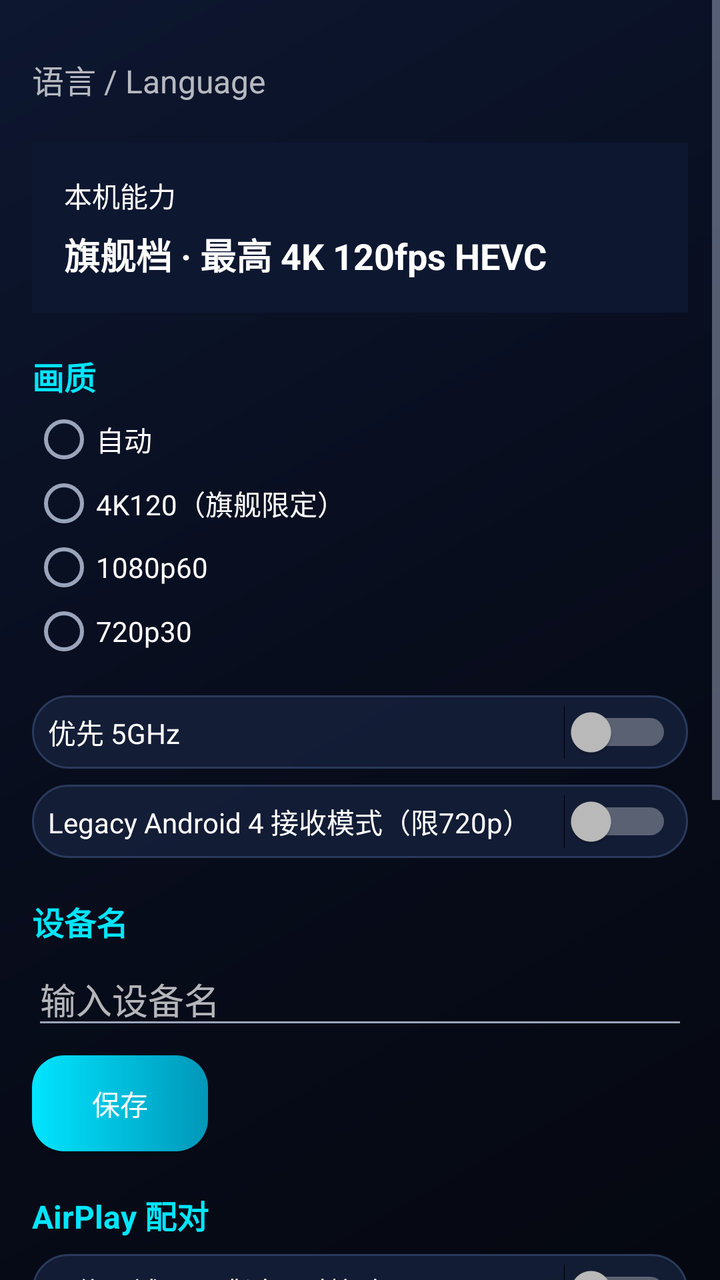
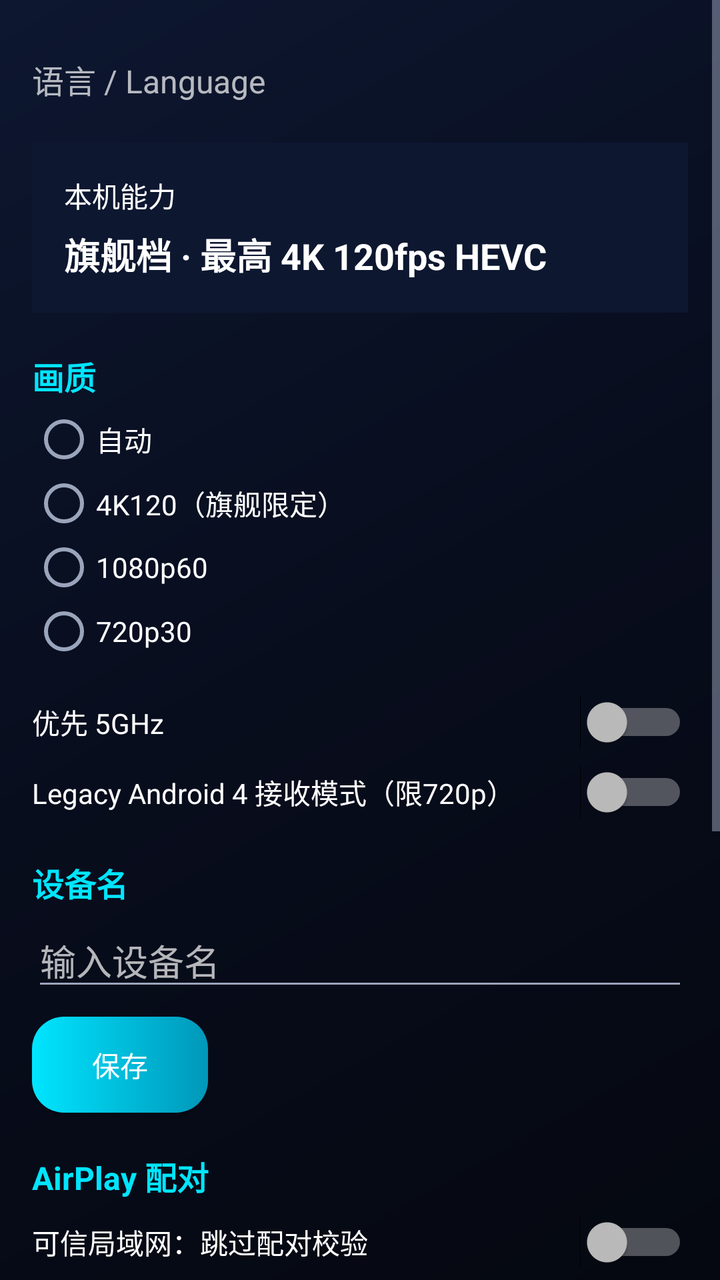

Two renders of the same Android screen: before a commit and after it. Below are the layout's source before the change and the commit's diff.
<!-- AndroidManifest.xml: application theme Theme.CastLink -->
<!-- res/layout/activity_settings.xml -->
<?xml version="1.0" encoding="utf-8"?>
<ScrollView xmlns:android="http://schemas.android.com/apk/res/android"
    android:layout_width="match_parent"
    android:layout_height="match_parent"
    android:background="@drawable/bg_nebula">

    <LinearLayout
        android:layout_width="match_parent"
        android:layout_height="wrap_content"
        android:orientation="vertical"
        android:padding="16dp">

        
        <LinearLayout
            android:id="@+id/row_language"
            android:layout_width="match_parent"
            android:layout_height="wrap_content"
            android:clickable="true"
            android:focusable="true"
            android:gravity="center_vertical"
            android:orientation="horizontal"
            android:paddingTop="12dp"
            android:paddingBottom="12dp">

            <TextView
                android:layout_width="0dp"
                android:layout_height="wrap_content"
                android:layout_weight="1"
                android:text="@string/setting_language_title"
                android:textSize="16sp" />

            <TextView
                android:id="@+id/tv_lang_summary"
                android:layout_width="wrap_content"
                android:layout_height="wrap_content"
                android:textColor="@color/text_secondary"
                android:textSize="14sp" />
        </LinearLayout>

        
        <LinearLayout
            android:layout_width="match_parent"
            android:layout_height="wrap_content"
            android:layout_marginTop="8dp"
            android:background="@color/deep_blue"
            android:orientation="vertical"
            android:padding="16dp">

            <TextView
                android:layout_width="wrap_content"
                android:layout_height="wrap_content"
                android:text="@string/device_capability_title"
                android:textColor="@color/white"
                android:textSize="14sp" />

            <TextView
                android:layout_width="wrap_content"
                android:layout_height="wrap_content"
                android:layout_marginTop="6dp"
                android:text="@string/device_capability_desc"
                android:textColor="@color/white"
                android:textSize="18sp"
                android:textStyle="bold" />
        </LinearLayout>

        
        <TextView
            android:layout_width="wrap_content"
            android:layout_height="wrap_content"
            android:layout_marginTop="20dp"
            android:text="@string/setting_quality_title"
            android:textSize="16sp"
            android:textStyle="bold"
            android:textColor="@color/nebula_cyan" />

        <RadioGroup
            android:id="@+id/rg_quality"
            android:layout_width="match_parent"
            android:layout_height="wrap_content"
            android:layout_marginTop="4dp"
            android:orientation="vertical">

            <RadioButton
                android:id="@+id/rb_quality_auto"
                android:layout_width="match_parent"
                android:layout_height="wrap_content"
                android:text="@string/quality_auto" />

            <RadioButton
                android:id="@+id/rb_quality_flagship"
                android:layout_width="match_parent"
                android:layout_height="wrap_content"
                android:text="@string/quality_flagship" />

            <RadioButton
                android:id="@+id/rb_quality_1080p"
                android:layout_width="match_parent"
                android:layout_height="wrap_content"
                android:text="@string/quality_1080p" />

            <RadioButton
                android:id="@+id/rb_quality_720p"
                android:layout_width="match_parent"
                android:layout_height="wrap_content"
                android:text="@string/quality_720p" />
        </RadioGroup>

        
        <Switch
            android:focusable="true"
            android:focusableInTouchMode="true"
            android:background="@drawable/bg_glass_btn"
            android:padding="8dp"
            android:id="@+id/sw_prefer_5g"
            android:layout_width="match_parent"
            android:layout_height="wrap_content"
            android:layout_marginTop="16dp"
            android:text="@string/setting_prefer_5g" />

        <Switch
            android:focusable="true"
            android:focusableInTouchMode="true"
            android:background="@drawable/bg_glass_btn"
            android:padding="8dp"
            android:id="@+id/sw_legacy_mode"
            android:layout_width="match_parent"
            android:layout_height="wrap_content"
            android:layout_marginTop="8dp"
            android:text="@string/setting_legacy_mode" />

        
        <TextView
            android:layout_width="wrap_content"
            android:layout_height="wrap_content"
            android:layout_marginTop="20dp"
            android:text="@string/setting_device_name"
            android:textSize="16sp"
            android:textStyle="bold"
            android:textColor="@color/nebula_cyan" />

        <EditText
            android:id="@+id/et_device_name"
            android:layout_width="match_parent"
            android:layout_height="wrap_content"
            android:layout_marginTop="4dp"
            android:hint="@string/device_name_hint"
            android:inputType="text"
            android:maxLines="1" />

        <Button
            android:id="@+id/btn_save_device_name"
            android:layout_width="wrap_content"
            android:layout_height="wrap_content"
            android:layout_marginTop="8dp"
            android:background="@drawable/bg_neon_btn"
            android:textColor="@color/white"
            android:text="@string/btn_save" />

        
        <TextView
            android:layout_width="wrap_content"
            android:layout_height="wrap_content"
            android:layout_marginTop="20dp"
            android:text="@string/setting_airplay_title"
            android:textSize="16sp"
            android:textStyle="bold"
            android:textColor="@color/nebula_cyan" />

        <Switch
            android:focusable="true"
            android:focusableInTouchMode="true"
            android:background="@drawable/bg_glass_btn"
            android:padding="8dp"
            android:id="@+id/sw_skip_pair_verify"
            android:layout_width="match_parent"
            android:layout_height="wrap_content"
            android:layout_marginTop="8dp"
            android:text="@string/setting_skip_pair_verify"
            android:textSize="14sp" />

        <TextView
            android:layout_width="wrap_content"
            android:layout_height="wrap_content"
            android:layout_marginTop="4dp"
            android:text="@string/setting_skip_pair_verify_desc"
            android:textColor="@color/text_secondary"
            android:textSize="13sp" />

        <Button
            android:id="@+id/btn_clear_pairings"
            android:layout_width="wrap_content"
            android:layout_height="wrap_content"
            android:layout_marginTop="8dp"
            android:text="@string/btn_clear_pairings" />

        
        <TextView
            android:layout_width="wrap_content"
            android:layout_height="wrap_content"
            android:layout_marginTop="20dp"
            android:text="@string/setting_update_title"
            android:textSize="16sp"
            android:textStyle="bold"
            android:textColor="@color/nebula_cyan" />

        <TextView
            android:id="@+id/tv_update_version"
            android:layout_width="wrap_content"
            android:layout_height="wrap_content"
            android:layout_marginTop="4dp"
            android:textColor="@color/text_secondary"
            android:textSize="14sp" />

        <TextView
            android:layout_width="wrap_content"
            android:layout_height="wrap_content"
            android:layout_marginTop="4dp"
            android:text="@string/update_source"
            android:textColor="@color/text_secondary"
            android:textSize="13sp" />

        <TextView
            android:layout_width="wrap_content"
            android:layout_height="wrap_content"
            android:layout_marginTop="8dp"
            android:text="@string/update_mirror_label"
            android:textSize="14sp" />

        <Spinner
            android:id="@+id/sp_update_mirror"
            android:layout_width="match_parent"
            android:layout_height="wrap_content"
            android:layout_marginTop="4dp" />

        <LinearLayout
            android:layout_width="match_parent"
            android:layout_height="wrap_content"
            android:layout_marginTop="8dp"
            android:orientation="horizontal">

            <Button
                android:id="@+id/btn_check_update"
                android:layout_width="wrap_content"
                android:layout_height="wrap_content"
                android:text="@string/btn_check_update" />

            <Button
                android:id="@+id/btn_save_update_cfg"
                android:layout_width="wrap_content"
                android:layout_height="wrap_content"
                android:layout_marginStart="8dp"
                android:background="@drawable/bg_neon_btn"
                android:textColor="@color/white"
                android:text="@string/btn_save" />
        </LinearLayout>

        <Switch
            android:focusable="true"
            android:focusableInTouchMode="true"
            android:background="@drawable/bg_glass_btn"
            android:padding="8dp"
            android:id="@+id/sw_auto_update"
            android:layout_width="match_parent"
            android:layout_height="wrap_content"
            android:layout_marginTop="8dp"
            android:text="@string/setting_auto_update" />
    </LinearLayout>
</ScrollView>
<!-- resources referenced by this layout -->
<resources>
  <color name="deep_blue">#0D1730</color>
  <color name="nebula_cyan">#00E5FF</color>
  <color name="text_secondary">#9AA5BC</color>
  <color name="white">#FFFFFF</color>
  <!-- drawable bg_glass_btn (drawable) -->
  <?xml version="1.0" encoding="utf-8"?>
  <selector xmlns:android="http://schemas.android.com/apk/res/android">
      <item android:state_pressed="true">
          <shape android:shape="rectangle">
              <solid android:color="#CC0E1A30" />
              <stroke
                  android:width="1dp"
                  android:color="#2A3A5C" />
              <corners android:radius="20dp" />
          </shape>
      </item>
      
      <item android:state_focused="true">
          <shape android:shape="rectangle">
              <solid android:color="#CC16213C" />
              <stroke
                  android:width="3dp"
                  android:color="#00E5FF" />
              <corners android:radius="20dp" />
          </shape>
      </item>
      <item>
          <shape android:shape="rectangle">
              <solid android:color="#CC16213C" />
              <stroke
                  android:width="1dp"
                  android:color="#2A3A5C" />
              <corners android:radius="20dp" />
          </shape>
      </item>
  </selector>
  <!-- drawable bg_nebula (drawable) -->
  <?xml version="1.0" encoding="utf-8"?>
  <shape xmlns:android="http://schemas.android.com/apk/res/android"
      android:shape="rectangle">
      <gradient
          android:angle="135"
          android:startColor="#050810"
          android:centerColor="#080D1D"
          android:endColor="#0D1730"
          android:type="linear" />
  </shape>
  <string name="btn_check_update">检查更新</string>
  <string name="btn_clear_pairings">清除已配对设备</string>
  <string name="btn_save">保存</string>
  <string name="device_capability_desc">旗舰档 · 最高 4K 120fps HEVC</string>
  <string name="device_capability_title">本机能力</string>
  <string name="device_name_hint">输入设备名</string>
  <string name="quality_1080p">1080p60</string>
  <string name="quality_720p">720p30</string>
  <string name="quality_auto">自动</string>
  <string name="quality_flagship">4K120（旗舰限定）</string>
  <string name="setting_airplay_title">AirPlay 配对</string>
  <string name="setting_auto_update">启动时自动检查更新（每天一次）</string>
  <string name="setting_device_name">设备名</string>
  <string name="setting_language_title">语言 / Language</string>
  <string name="setting_legacy_mode">Legacy Android 4 接收模式（限720p）</string>
  <string name="setting_prefer_5g">优先 5GHz</string>
  <string name="setting_quality_title">画质</string>
  <string name="setting_skip_pair_verify">可信局域网：跳过配对校验</string>
  <string name="setting_skip_pair_verify_desc">仅在自家可信网络开启。配对缓存损坏导致连接失败时的逃生开关。</string>
  <string name="setting_update_title">在线更新</string>
  <string name="update_mirror_label">下载镜像源</string>
  <string name="update_source">更新源：github.com/programmerguohuajing/castlink</string>
  <style name="Theme.CastLink" parent="android:Theme.Material.NoActionBar">
          <item name="android:colorPrimary">@color/nebula_cyan</item>
          <item name="android:colorPrimaryDark">@color/nebula_bg</item>
          <item name="android:colorAccent">@color/nebula_cyan</item>
          <item name="android:windowBackground">@drawable/bg_nebula</item>
          <item name="android:textColorPrimary">@color/nebula_text</item>
          <item name="android:textColorSecondary">@color/nebula_text_2ry</item>
      </style>
  <color name="nebula_bg">#050810</color>
  <color name="nebula_text">#FFFFFF</color>
  <color name="nebula_text_2ry">#9AA5BC</color>
  <!-- unchanged entries left out for length: 1 -->
</resources>

<!-- the commit's change to res/layout/activity_settings.xml (unified diff, before → after) -->
@@ -108,9 +108,6 @@
         
         <Switch
             android:focusable="true"
-            android:focusableInTouchMode="true"
-            android:background="@drawable/bg_glass_btn"
-            android:padding="8dp"
             android:id="@+id/sw_prefer_5g"
             android:layout_width="match_parent"
             android:layout_height="wrap_content"
@@ -119,9 +116,6 @@
 
         <Switch
             android:focusable="true"
-            android:focusableInTouchMode="true"
-            android:background="@drawable/bg_glass_btn"
-            android:padding="8dp"
             android:id="@+id/sw_legacy_mode"
             android:layout_width="match_parent"
             android:layout_height="wrap_content"
@@ -168,9 +162,6 @@
 
         <Switch
             android:focusable="true"
-            android:focusableInTouchMode="true"
-            android:background="@drawable/bg_glass_btn"
-            android:padding="8dp"
             android:id="@+id/sw_skip_pair_verify"
             android:layout_width="match_parent"
             android:layout_height="wrap_content"
@@ -256,9 +247,6 @@
 
         <Switch
             android:focusable="true"
-            android:focusableInTouchMode="true"
-            android:background="@drawable/bg_glass_btn"
-            android:padding="8dp"
             android:id="@+id/sw_auto_update"
             android:layout_width="match_parent"
             android:layout_height="wrap_content"
<!-- resource entries referenced after the edit -->
@@ -4,38 +4,6 @@
   <color name="nebula_cyan">#00E5FF</color>
   <color name="text_secondary">#9AA5BC</color>
   <color name="white">#FFFFFF</color>
-  <!-- drawable bg_glass_btn (drawable) -->
-  <?xml version="1.0" encoding="utf-8"?>
-  <selector xmlns:android="http://schemas.android.com/apk/res/android">
-      <item android:state_pressed="true">
-          <shape android:shape="rectangle">
-              <solid android:color="#CC0E1A30" />
-              <stroke
-                  android:width="1dp"
-                  android:color="#2A3A5C" />
-              <corners android:radius="20dp" />
-          </shape>
-      </item>
-      
-      <item android:state_focused="true">
-          <shape android:shape="rectangle">
-              <solid android:color="#CC16213C" />
-              <stroke
-                  android:width="3dp"
-                  android:color="#00E5FF" />
-              <corners android:radius="20dp" />
-          </shape>
-      </item>
-      <item>
-          <shape android:shape="rectangle">
-              <solid android:color="#CC16213C" />
-              <stroke
-                  android:width="1dp"
-                  android:color="#2A3A5C" />
-              <corners android:radius="20dp" />
-          </shape>
-      </item>
-  </selector>
   <!-- drawable bg_nebula (drawable) -->
   <?xml version="1.0" encoding="utf-8"?>
   <shape xmlns:android="http://schemas.android.com/apk/res/android"
